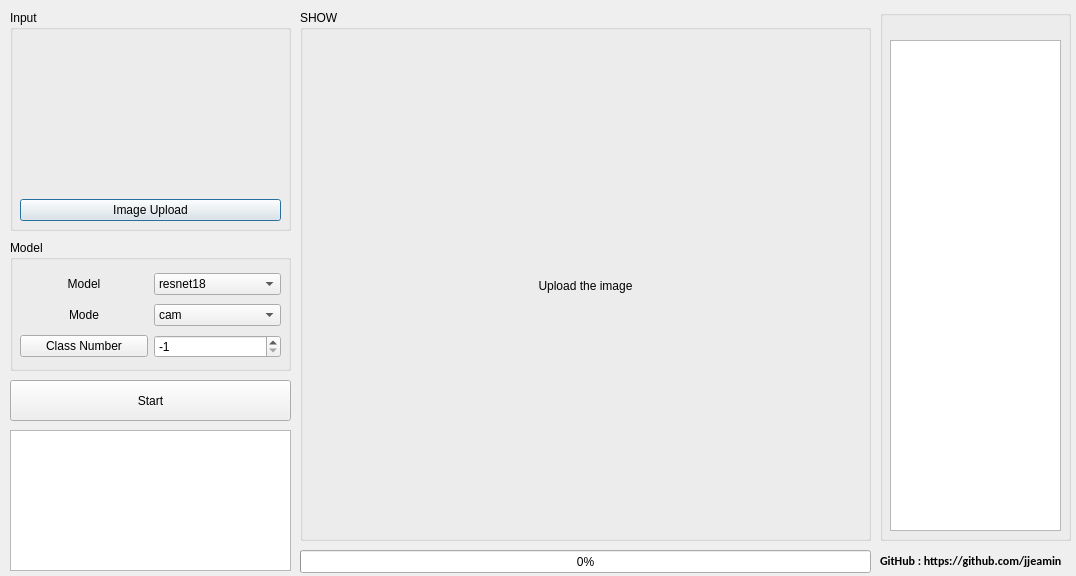
First picture: the form in ui/View.ui, repository jjxxmiin/DeepVisual_QTorch, before the edit.
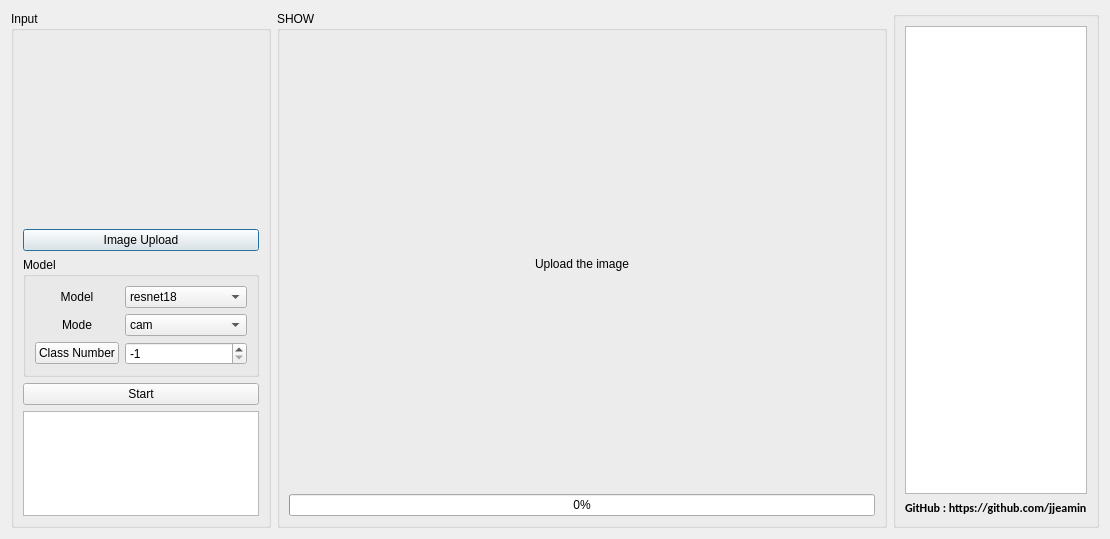
Second picture: the form after the edit.

The edit to the form file:
```diff
--- a/ui/View.ui
+++ b/ui/View.ui
@@ -6,57 +6,23 @@
    <rect>
     <x>0</x>
     <y>0</y>
-    <width>1076</width>
-    <height>576</height>
+    <width>1110</width>
+    <height>539</height>
    </rect>
   </property>
   <property name="windowTitle">
    <string>Dialog</string>
   </property>
-  <widget class="QGroupBox" name="groupBox">
-   <property name="geometry">
-    <rect>
-     <x>880</x>
-     <y>10</y>
-     <width>191</width>
-     <height>531</height>
-    </rect>
-   </property>
-   <property name="title">
-    <string/>
-   </property>
-   <widget class="QListWidget" name="layers_widget">
-    <property name="geometry">
-     <rect>
-      <x>10</x>
-      <y>30</y>
-      <width>171</width>
-      <height>491</height>
-     </rect>
-    </property>
-   </widget>
-  </widget>
+  <layout class="QGridLayout" name="gridLayout_3">
+   <item row="0" column="0">
+    <layout class="QHBoxLayout" name="horizontalLayout" stretch="1,3,1">
+     <item>
   <widget class="QGroupBox" name="input">
-   <property name="geometry">
-    <rect>
-     <x>10</x>
-     <y>10</y>
-     <width>281</width>
-     <height>221</height>
-    </rect>
-   </property>
    <property name="title">
     <string>Input</string>
    </property>
-   <widget class="QWidget" name="verticalLayoutWidget">
-    <property name="geometry">
-     <rect>
-      <x>10</x>
-      <y>30</y>
-      <width>261</width>
-      <height>181</height>
-     </rect>
-    </property>
+       <layout class="QVBoxLayout" name="verticalLayout_3" stretch="2,1,1,1">
+        <item>
     <layout class="QVBoxLayout" name="verticalLayout">
      <item>
       <widget class="QLabel" name="input_img">
@@ -76,29 +42,14 @@
       </widget>
      </item>
     </layout>
-   </widget>
-  </widget>
+        </item>
+        <item>
   <widget class="QGroupBox" name="groupBox_4">
-   <property name="geometry">
-    <rect>
-     <x>10</x>
-     <y>240</y>
-     <width>281</width>
-     <height>131</height>
-    </rect>
-   </property>
    <property name="title">
     <string>Model</string>
    </property>
-   <widget class="QWidget" name="gridLayoutWidget">
-    <property name="geometry">
-     <rect>
-      <x>10</x>
-      <y>30</y>
-      <width>261</width>
-      <height>91</height>
-     </rect>
-    </property>
+          <layout class="QVBoxLayout" name="verticalLayout_4">
+           <item>
     <layout class="QGridLayout" name="gridLayout">
      <item row="1" column="1">
       <widget class="QComboBox" name="mode_box">
@@ -179,42 +130,31 @@
       </widget>
      </item>
     </layout>
-   </widget>
-  </widget>
+           </item>
+          </layout>
+         </widget>
+        </item>
+        <item>
   <widget class="QPushButton" name="start_btn">
-   <property name="geometry">
-    <rect>
-     <x>10</x>
-     <y>380</y>
-     <width>281</width>
-     <height>41</height>
-    </rect>
-   </property>
    <property name="text">
     <string>Start</string>
    </property>
   </widget>
+        </item>
+        <item>
+         <widget class="QPlainTextEdit" name="plainTextEdit"/>
+        </item>
+       </layout>
+      </widget>
+     </item>
+     <item>
   <widget class="QGroupBox" name="groupBox_2">
-   <property name="geometry">
-    <rect>
-     <x>300</x>
-     <y>10</y>
-     <width>571</width>
-     <height>531</height>
-    </rect>
-   </property>
    <property name="title">
     <string>SHOW</string>
    </property>
+       <layout class="QGridLayout" name="gridLayout_2">
+        <item row="0" column="1">
    <widget class="QLabel" name="main_label">
-    <property name="geometry">
-     <rect>
-      <x>10</x>
-      <y>30</y>
-      <width>551</width>
-      <height>491</height>
-     </rect>
-    </property>
     <property name="text">
      <string>Upload the image</string>
     </property>
@@ -222,26 +162,28 @@
      <set>Qt::AlignCenter</set>
     </property>
    </widget>
-  </widget>
-  <widget class="QPlainTextEdit" name="plainTextEdit">
-   <property name="geometry">
-    <rect>
-     <x>10</x>
-     <y>430</y>
-     <width>281</width>
-     <height>141</height>
-    </rect>
-   </property>
-  </widget>
+        </item>
+        <item row="1" column="1">
+         <widget class="QProgressBar" name="progressBar">
+          <property name="value">
+           <number>0</number>
+          </property>
+         </widget>
+        </item>
+       </layout>
+      </widget>
+     </item>
+     <item>
+      <widget class="QGroupBox" name="groupBox">
+       <property name="title">
+        <string/>
+       </property>
+       <layout class="QVBoxLayout" name="verticalLayout_5">
+        <item>
+         <widget class="QListWidget" name="layers_widget"/>
+        </item>
+        <item>
   <widget class="QLabel" name="label">
-   <property name="geometry">
-    <rect>
-     <x>880</x>
-     <y>551</y>
-     <width>191</width>
-     <height>20</height>
-    </rect>
-   </property>
    <property name="font">
     <font>
      <family>Calibri</family>
@@ -254,19 +196,13 @@
     <string>GitHub : https://github.com/jjeamin</string>
    </property>
   </widget>
-  <widget class="QProgressBar" name="progressBar">
-   <property name="geometry">
-    <rect>
-     <x>300</x>
-     <y>550</y>
-     <width>571</width>
-     <height>23</height>
-    </rect>
-   </property>
-   <property name="value">
-    <number>0</number>
-   </property>
-  </widget>
+        </item>
+       </layout>
+      </widget>
+     </item>
+    </layout>
+   </item>
+  </layout>
  </widget>
  <resources/>
  <connections/>
```
Lines whose indentation alone changed are shown as unchanged.
